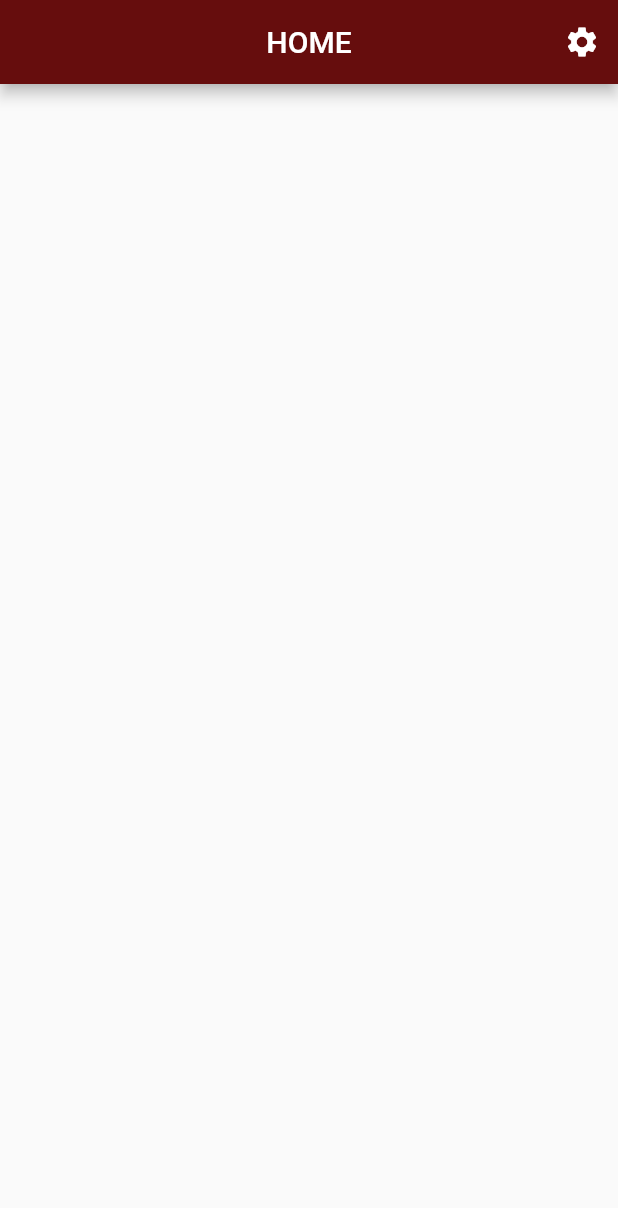
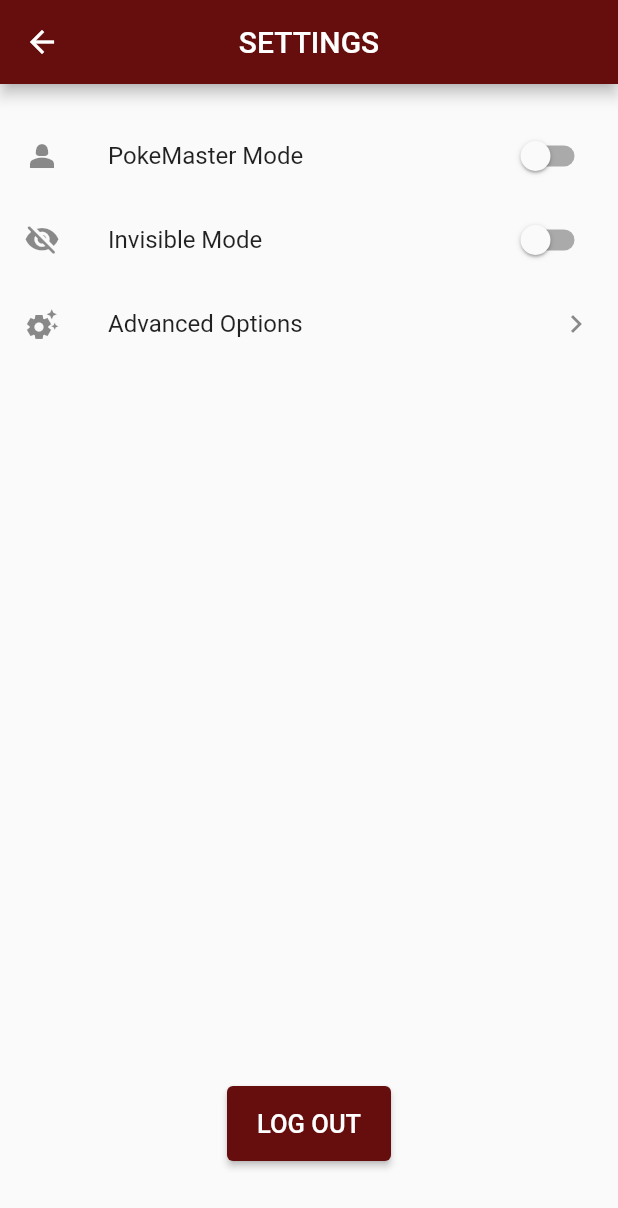
Before and after one commit to b1gmcdaddy/PokeGen, a Flutter app: the screen it shows after launch, after a tap on "LOGIN", after a tap on the "settings" icon, on a phone screen of 412 x 824 dp. Shown: the top 1208 px of the screen. Run offline on Flutter 3.47's test engine with Material 2 defaults, Android fonts, the light colour scheme and no system bars.

Commit message:
finished Settings page

```diff
--- a/lib/components/LoginButton.dart
+++ b/lib/components/LoginButton.dart
@@ -15,11 +15,10 @@ class LoginButton extends StatelessWidget {
       onPressed: onPressed,
       style: ElevatedButton.styleFrom(
         padding: EdgeInsets.symmetric(horizontal: 40.0, vertical: 20.0),
+        backgroundColor: Color.fromRGBO(102, 13, 13, 1),
         shape: RoundedRectangleBorder(
           borderRadius: BorderRadius.circular(10.0),
         ),
-        primary:
-            Color.fromRGBO(102, 13, 13, 1),
       ),
       child: Row(
         mainAxisAlignment: MainAxisAlignment.center,
--- a/lib/routes.dart
+++ b/lib/routes.dart
@@ -1,8 +1,10 @@
 import 'package:flutter/material.dart';
 import 'screens/Login.dart';
 import 'screens/Home.dart';
+import 'screens/Settings.dart';
 
 final Map<String, WidgetBuilder> routes = {
   Login.routeName: (BuildContext context) => Login(),
   Home.routeName: (BuildContext context) => Home(),
+  Settings.routeName: (BuildContext context) => Settings(),
 };
--- a/lib/screens/Home.dart
+++ b/lib/screens/Home.dart
@@ -1,9 +1,9 @@
 import 'package:flutter/material.dart';
 import 'package:midtermproj/routes.dart';
+import 'package:midtermproj/screens/Settings.dart';
 
 class Home extends StatefulWidget {
   static const String routeName = "Home";
-  const Home({super.key});
 
   @override
   State<Home> createState() => _HomeState();
@@ -20,12 +20,15 @@ class _HomeState extends State<Home> {
         actions: <Widget>[
           IconButton(
             icon: Icon(Icons.settings),
-            onPressed: () {
-
-            },
+            onPressed: goToSettings,
           ),
         ],
       ),
     );
   }
+
+  void goToSettings() {
+  Navigator.pushNamed(context, Settings.routeName);
 }
+
+}
--- a/lib/screens/Settings.dart
+++ b/lib/screens/Settings.dart
@@ -1 +1,65 @@
 import 'package:flutter/material.dart';
+import 'package:midtermproj/screens/Login.dart';
+
+class Settings extends StatelessWidget {
+  static const String routeName = "Settings";
+
+  @override
+  Widget build(BuildContext context) {
+    return Scaffold(
+      appBar: AppBar(
+        centerTitle: true,
+        title: Text("SETTINGS"),
+        backgroundColor: Color.fromRGBO(102, 13, 13, 1),
+      ),
+      body: Column(
+        children: <Widget>[
+          Expanded(
+            child: ListView(
+              padding: EdgeInsets.only(top:20.0),
+              children: <Widget>[
+                _buildSettingsItem("PokeMaster Mode", Icons.person_2, false),
+                _buildSettingsItem("Invisible Mode", Icons.visibility_off_rounded, false),
+                ListTile(
+                  leading: Icon(Icons.settings_suggest),
+                  title: Text("Advanced Options"),
+                  trailing: Icon(Icons.keyboard_arrow_right), // Right arrow icon
+                )
+              ],
+            ),
+          ),
+          Container(
+            margin: EdgeInsets.only(bottom: 50.0),
+            child: Center(
+              child: ElevatedButton(
+                onPressed: () {
+                  Navigator.pushReplacementNamed(context, Login.routeName);
+                },
+                style: ElevatedButton.styleFrom(
+                  padding: const EdgeInsets.symmetric(horizontal: 20.0, vertical: 15.0),
+                  backgroundColor: const Color.fromRGBO(102, 13, 13, 1),
+                ),
+                child: const Text(
+                  "LOG OUT",
+                  style: TextStyle(fontSize: 17.0),
+                ),
+              ),
+            ),
+          ),
+        ],
+      ),
+    );
+  }
+
+  Widget _buildSettingsItem(String title, IconData icon, bool isEnabled) {
+    return ListTile(
+      leading: Icon(icon),
+      title: Text(title),
+      trailing: Switch(
+        value: isEnabled,
+        onChanged: (v) {
+        },
+      ),
+    );
+  }
+}
```
